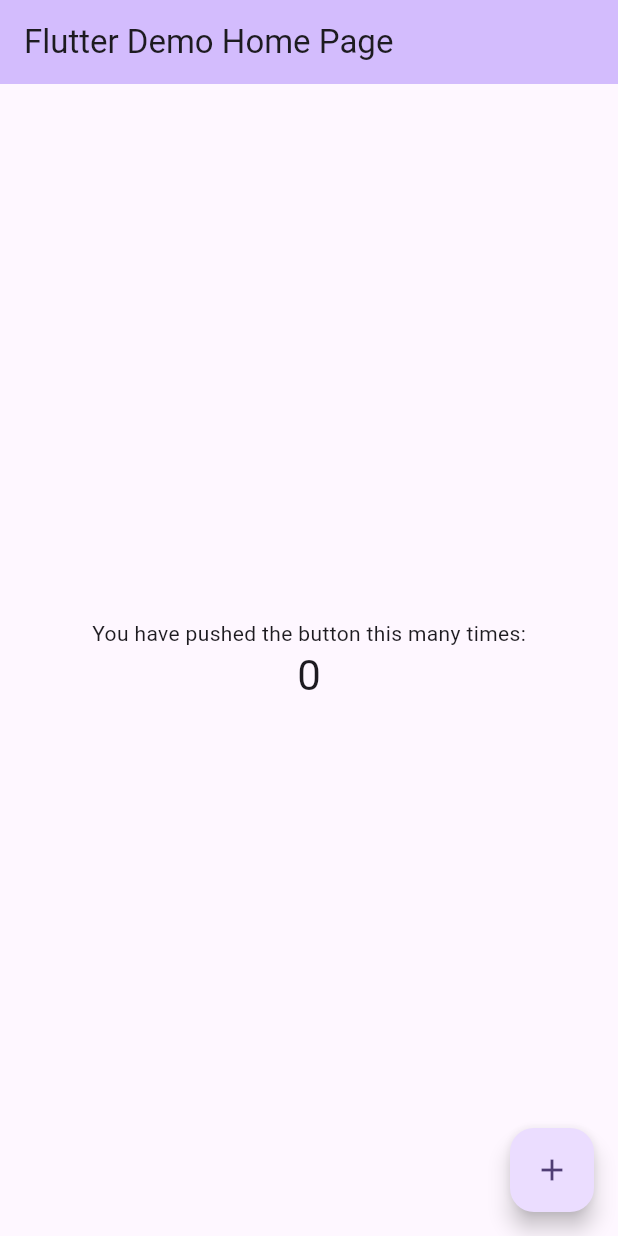
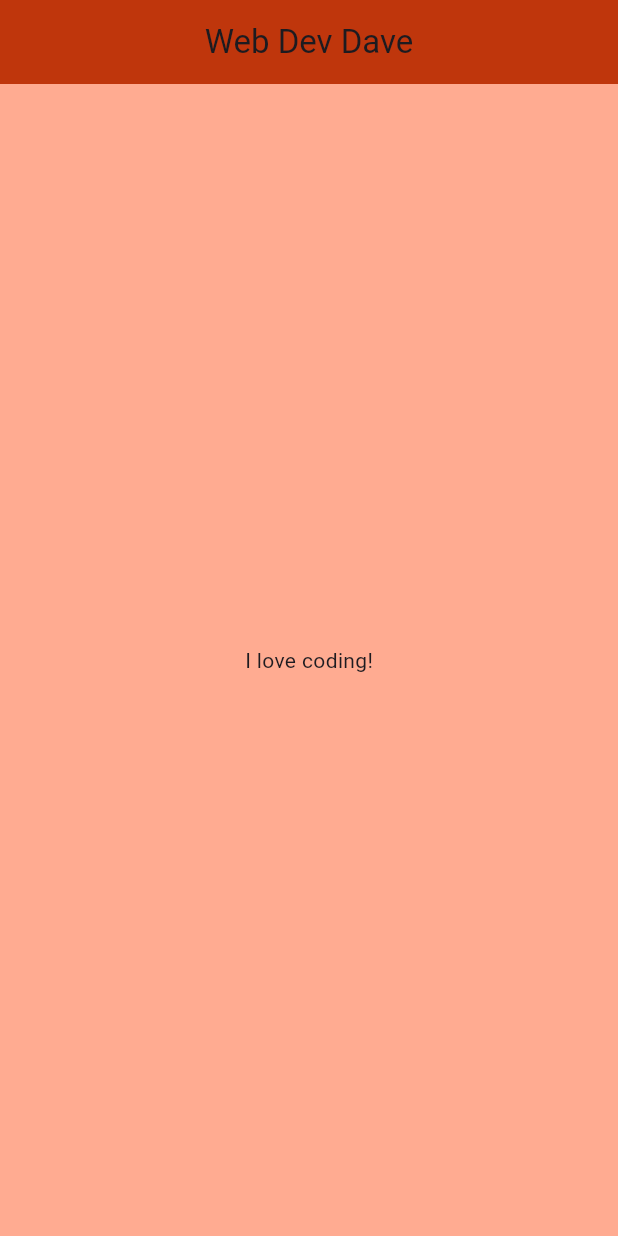
Before and after one commit to webdev-dave/my_first_flutter_project, a Flutter app: the screen it shows after launch, on a phone screen of 412 x 824 dp. Run offline on Flutter 3.47's test engine with Material 3 defaults, Android fonts, the phone set to English and light mode, and no system bars.

Commit message:
customize colors

```diff
--- a/lib/main.dart
+++ b/lib/main.dart
@@ -1,125 +1,20 @@
 import 'package:flutter/material.dart';
 
 void main() {
-  runApp(const MyApp());
+  runApp(
+    MaterialApp(
+      home: Scaffold(
+        appBar: AppBar(
+          title: const Center(
+            child: Text("Web Dev Dave"),
+          ),
+          backgroundColor: Colors.deepOrange[900],
+        ),
+        body: const Center(
+          child: Text("I love coding!"),
+        ),
+        backgroundColor: Colors.deepOrange[200],
+      ),
+    ),
+  );
 }
-
-class MyApp extends StatelessWidget {
-  const MyApp({super.key});
-
-  // This widget is the root of your application.
-  @override
-  Widget build(BuildContext context) {
-    return MaterialApp(
-      title: 'Flutter Demo',
-      theme: ThemeData(
-        // This is the theme of your application.
-        //
-        // TRY THIS: Try running your application with "flutter run". You'll see
-        // the application has a purple toolbar. Then, without quitting the app,
-        // try changing the seedColor in the colorScheme below to Colors.green
-        // and then invoke "hot reload" (save your changes or press the "hot
-        // reload" button in a Flutter-supported IDE, or press "r" if you used
-        // the command line to start the app).
-        //
-        // Notice that the counter didn't reset back to zero; the application
-        // state is not lost during the reload. To reset the state, use hot
-        // restart instead.
-        //
-        // This works for code too, not just values: Most code changes can be
-        // tested with just a hot reload.
-        colorScheme: ColorScheme.fromSeed(seedColor: Colors.deepPurple),
-        useMaterial3: true,
-      ),
-      home: const MyHomePage(title: 'Flutter Demo Home Page'),
-    );
-  }
-}
-
-class MyHomePage extends StatefulWidget {
-  const MyHomePage({super.key, required this.title});
-
-  // This widget is the home page of your application. It is stateful, meaning
-  // that it has a State object (defined below) that contains fields that affect
-  // how it looks.
-
-  // This class is the configuration for the state. It holds the values (in this
-  // case the title) provided by the parent (in this case the App widget) and
-  // used by the build method of the State. Fields in a Widget subclass are
-  // always marked "final".
-
-  final String title;
-
-  @override
-  State<MyHomePage> createState() => _MyHomePageState();
-}
-
-class _MyHomePageState extends State<MyHomePage> {
-  int _counter = 0;
-
-  void _incrementCounter() {
-    setState(() {
-      // This call to setState tells the Flutter framework that something has
-      // changed in this State, which causes it to rerun the build method below
-      // so that the display can reflect the updated values. If we changed
-      // _counter without calling setState(), then the build method would not be
-      // called again, and so nothing would appear to happen.
-      _counter++;
-    });
-  }
-
-  @override
-  Widget build(BuildContext context) {
-    // This method is rerun every time setState is called, for instance as done
-    // by the _incrementCounter method above.
-    //
-    // The Flutter framework has been optimized to make rerunning build methods
-    // fast, so that you can just rebuild anything that needs updating rather
-    // than having to individually change instances of widgets.
-    return Scaffold(
-      appBar: AppBar(
-        // TRY THIS: Try changing the color here to a specific color (to
-        // Colors.amber, perhaps?) and trigger a hot reload to see the AppBar
-        // change color while the other colors stay the same.
-        backgroundColor: Theme.of(context).colorScheme.inversePrimary,
-        // Here we take the value from the MyHomePage object that was created by
-        // the App.build method, and use it to set our appbar title.
-        title: Text(widget.title),
-      ),
-      body: Center(
-        // Center is a layout widget. It takes a single child and positions it
-        // in the middle of the parent.
-        child: Column(
-          // Column is also a layout widget. It takes a list of children and
-          // arranges them vertically. By default, it sizes itself to fit its
-          // children horizontally, and tries to be as tall as its parent.
-          //
-          // Column has various properties to control how it sizes itself and
-          // how it positions its children. Here we use mainAxisAlignment to
-          // center the children vertically; the main axis here is the vertical
-          // axis because Columns are vertical (the cross axis would be
-          // horizontal).
-          //
-          // TRY THIS: Invoke "debug painting" (choose the "Toggle Debug Paint"
-          // action in the IDE, or press "p" in the console), to see the
-          // wireframe for each widget.
-          mainAxisAlignment: MainAxisAlignment.center,
-          children: <Widget>[
-            const Text(
-              'You have pushed the button this many times:',
-            ),
-            Text(
-              '$_counter',
-              style: Theme.of(context).textTheme.headlineMedium,
-            ),
-          ],
-        ),
-      ),
-      floatingActionButton: FloatingActionButton(
-        onPressed: _incrementCounter,
-        tooltip: 'Increment',
-        child: const Icon(Icons.add),
-      ), // This trailing comma makes auto-formatting nicer for build methods.
-    );
-  }
-}
```
